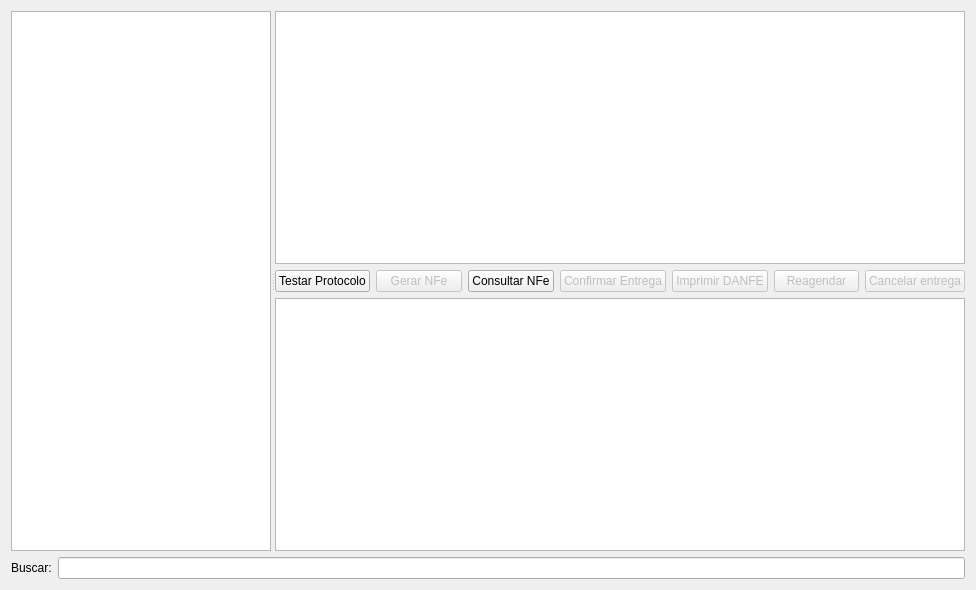
darktorres/ERP-STACCATO, file ui/calendarioentregas.ui: the form before one commit.
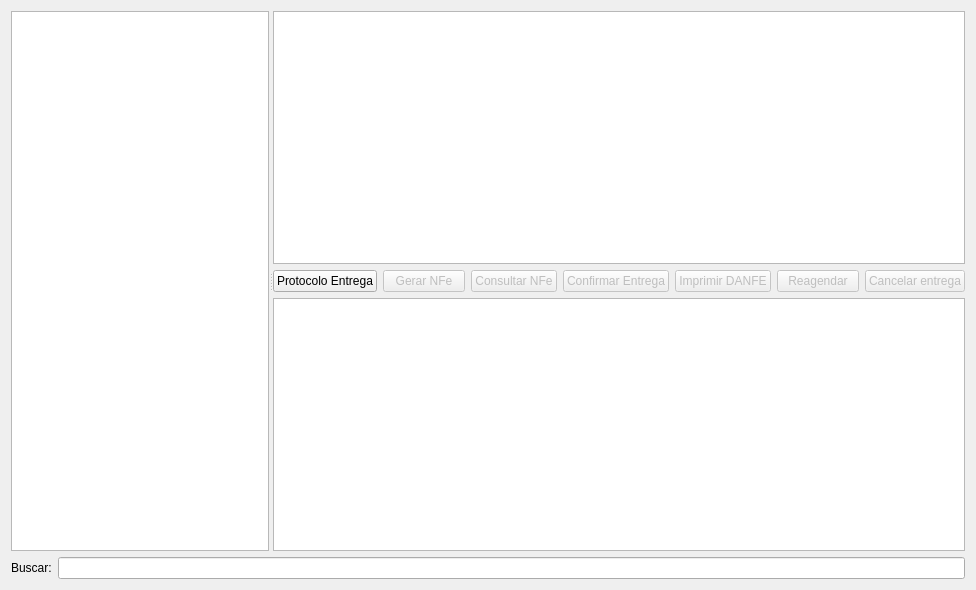
The form after the commit. Custom widgets are drawn as their Qt base class.

```diff
--- a/ui/calendarioentregas.ui
+++ b/ui/calendarioentregas.ui
@@ -73,7 +73,7 @@
          <item row="0" column="2">
           <widget class="QPushButton" name="pushButtonConsultarNFe">
            <property name="enabled">
-            <bool>true</bool>
+            <bool>false</bool>
            </property>
            <property name="text">
             <string>Consultar NFe</string>
@@ -126,7 +126,7 @@
             <bool>true</bool>
            </property>
            <property name="text">
-            <string>Testar Protocolo</string>
+            <string>Protocolo Entrega</string>
            </property>
           </widget>
          </item>
```
Left out of the diff: 5 changed lines with no effect on the pictures.
